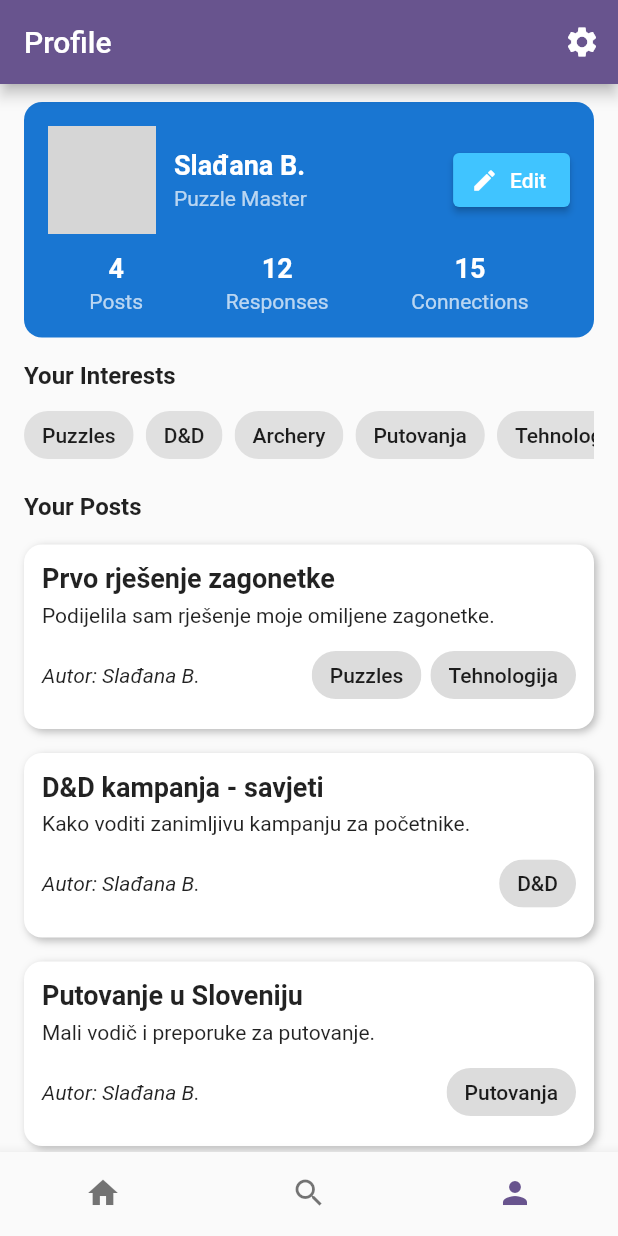
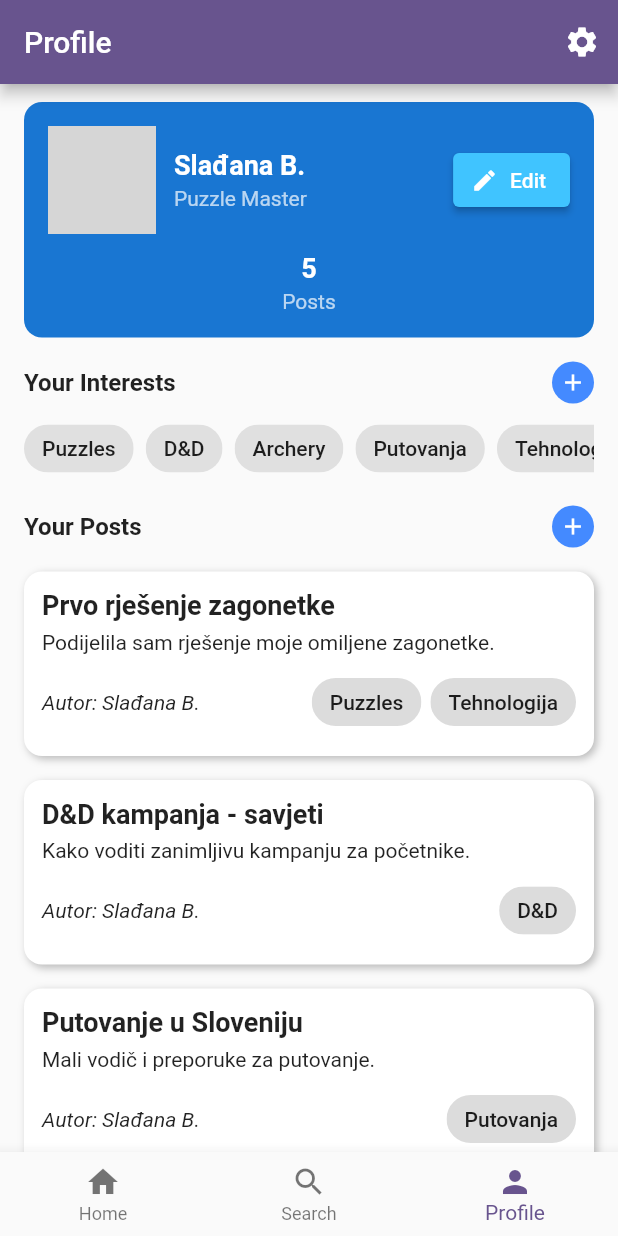
Before and after one commit to ManiTheG/SideQuest, a Flutter app: the screen it shows after launch, item 3 of the bottom bar chosen, on a phone screen of 412 x 824 dp. Run offline on Flutter 3.47's test engine with Material 3 defaults, Android fonts, the phone set to English and light mode, and no system bars; our stand-ins replace firebase_core; accounts and stored records are empty; network calls fail; grey boxes are pictures that could not be loaded.

Commit message:
Navigacija unaprijeđena, dodani su plusevi za interese i postove ali još ništa ne rade nego su samo ikone.

```diff
--- a/lib/main.dart
+++ b/lib/main.dart
@@ -2,6 +2,8 @@
 import 'package:firebase_core/firebase_core.dart';
 import 'firebase_options.dart';
 import 'package:flutter/material.dart';
+import 'widget/bottom.dart';
+import 'search.dart';
 import 'profile.dart';
 
 class Post {
@@ -90,7 +92,12 @@ class MyApp extends StatelessWidget {
         colorScheme: ColorScheme.fromSeed(seedColor: Colors.deepPurple),
         useMaterial3: false,
       ),
-      home: const MyHomePage(title: 'Mc2 Home'),
+      initialRoute: '/home',
+      routes: {
+        '/home': (ctx) => const MyHomePage(title: 'Mc2 Home'),
+        '/search': (ctx) => const SearchPage(),
+        '/profile': (ctx) => const ProfilePage.preset(),
+      },
     );
   }
 }
@@ -131,7 +138,7 @@ class _MyHomePageState extends State<MyHomePage> {
       body: SafeArea(
         child: Column(
           children: [
-            // Interests row (wrap)
+            // tvoji interesi
             Padding(
               padding: const EdgeInsets.symmetric(horizontal: 12, vertical: 16),
               child: SizedBox(
@@ -164,7 +171,7 @@ class _MyHomePageState extends State<MyHomePage> {
               ),
             ),
 
-            // Posts below
+            // Postovi
             Expanded(
               child: Container(
                 padding: const EdgeInsets.symmetric(horizontal: 12),
@@ -217,33 +224,7 @@ class _MyHomePageState extends State<MyHomePage> {
         ),
       ),
       //bottom navigation bar
-      bottomNavigationBar: BottomNavigationBar(
-        currentIndex: _currentIndex,
-        onTap: (index) {
-          if (index == 2) {
-  Navigator.push(context, MaterialPageRoute(builder: (_) => const ProfilePage.preset()));
-      return;
-}
-          // switch selected tab for other indices (optional behavior)
-          setState(() {
-            _currentIndex = index;
-          });
-        },
-        items: const [
-          BottomNavigationBarItem(
-            icon: Icon(Icons.home),
-            label: 'Home',
-          ),
-          BottomNavigationBarItem(
-            icon: Icon(Icons.search),
-            label: 'Search',
-          ),
-          BottomNavigationBarItem(
-            icon: Icon(Icons.person),
-            label: 'Profile',
-          ),
-        ],
-      ),
+      bottomNavigationBar: const SharedBottomNavigationBar(currentIndex: 0),
     );
   }
 }
--- a/lib/profile.dart
+++ b/lib/profile.dart
@@ -1,4 +1,5 @@
 import 'package:flutter/material.dart';
+import 'widget/bottom.dart';
 
 class ProfilePage extends StatefulWidget {
   final String userName;
@@ -45,6 +46,12 @@ class ProfilePage extends StatefulWidget {
             'autor': 'Slađana B.',
             'interesi': ['Archery', 'Fitness'],
           },
+          {
+            'naslov': 'Novi trik za zagonetke',
+            'opis': 'Kratki vodič s nekoliko brzih trikova za rješavanje logičkih zagonetki.',
+            'autor': 'Slađana B.',
+            'interesi': ['Puzzles'],
+          },
         ];
 
   @override
@@ -53,29 +60,6 @@ class ProfilePage extends StatefulWidget {
 
 class _ProfilePageState extends State<ProfilePage> {
   int _currentIndex = 2;
-
-  void _onTap(int index) {
-    if (index == 0) {
-      if (Navigator.canPop(context)) {
-        Navigator.pop(context);
-      } else {
-        ScaffoldMessenger.of(context).showSnackBar(
-          const SnackBar(content: Text('Home nije dostupan za povratak')),
-        );
-      }
-      return;
-    }
-
-    if (index == 1) {
-      ScaffoldMessenger.of(context).showSnackBar(
-        const SnackBar(content: Text('Search nije implementiran')),
-      );
-      setState(() => _currentIndex = index);
-      return;
-    }
-
-    setState(() => _currentIndex = index);
-  }
 
   @override
   Widget build(BuildContext context) {
@@ -152,20 +136,31 @@ class _ProfilePageState extends State<ProfilePage> {
                     Row(
                       mainAxisAlignment: MainAxisAlignment.spaceAround,
                       children: [
-                        _buildStatColumn(posts.length.toString(), 'Posts'),
-                        _buildStatColumn('12', 'Responses'),
-                        _buildStatColumn('15', 'Connections'),
+                        _buildStatColumn(ProfilePage.preset().userPosts.length.toString(), 'Posts'),
                       ],
                     ),
                   ],
                 ),
               ),
 
-              const SizedBox(height: 16),
+              SizedBox(height: 16),
 
               // lista interesa
-              const Text('Your Interests', style: TextStyle(fontSize: 16, fontWeight: FontWeight.bold)),
-              const SizedBox(height: 8),
+               Row(
+                children: [
+                  const Text('Your Interests', style: TextStyle(fontSize: 16, fontWeight: FontWeight.bold)),
+                  const SizedBox(width: 8),
+                  const Spacer(),
+                  GestureDetector(
+                    child: const CircleAvatar(
+                      radius: 14,
+                      backgroundColor: Colors.blueAccent,
+                      child: Icon(Icons.add, size: 18, color: Colors.white),
+                    ),
+                  ),
+                ],
+              ),
+              SizedBox(height: 8),
               SizedBox(
                 height: 44,
                 child: ListView.separated(
@@ -189,8 +184,20 @@ class _ProfilePageState extends State<ProfilePage> {
               const SizedBox(height: 16),
 
               // lista postova
-              const Text('Your Posts', style: TextStyle(fontSize: 16, fontWeight: FontWeight.bold)),
-              const SizedBox(height: 8),
+              Row(
+                children: [
+                  const Text('Your Posts', style: TextStyle(fontSize: 16, fontWeight: FontWeight.bold)),
+                  const SizedBox(width: 8),
+                  const Spacer(),
+                  GestureDetector(
+                    child: const CircleAvatar(
+                      radius: 14,
+                      backgroundColor: Colors.blueAccent,
+                      child: Icon(Icons.add, size: 18, color: Colors.white),
+                    ),
+                  ),
+                ],
+              ),              const SizedBox(height: 8),
               if (posts.isEmpty)
               // prikaz kada nema postova
                 Card(
@@ -207,7 +214,7 @@ class _ProfilePageState extends State<ProfilePage> {
                           onPressed: () {
                             ScaffoldMessenger.of(context).showSnackBar(const SnackBar(content: Text('Create post')));
                           },
-                          child: const Text('Create Your First Post'),
+                          child: Text('Create Your First Post'),
                         ),
                       ],
                     ),
@@ -254,22 +261,13 @@ class _ProfilePageState extends State<ProfilePage> {
                   }).toList(),
                 ),
 
-              const SizedBox(height: 16),
+              SizedBox(height: 16),
             ],
           ),
         ),
       ),
-      bottomNavigationBar: BottomNavigationBar(
-        currentIndex: _currentIndex,
-        onTap: _onTap,
-        showSelectedLabels: false,
-        showUnselectedLabels: false,
-        items: const [
-          BottomNavigationBarItem(icon: Icon(Icons.home), label: ''),
-          BottomNavigationBarItem(icon: Icon(Icons.search), label: ''),
-          BottomNavigationBarItem(icon: Icon(Icons.person), label: ''),
-        ],
-      ),
+      // bottom navigation bar
+      bottomNavigationBar: const SharedBottomNavigationBar(currentIndex: 2),
     );
   }
 
--- /dev/null
+++ b/lib/widget/bottom.dart
@@ -0,0 +1,25 @@
+import 'package:flutter/material.dart';
+
+class SharedBottomNavigationBar extends StatelessWidget {
+  final int currentIndex;
+  const SharedBottomNavigationBar({Key? key, required this.currentIndex}) : super(key: key);
+
+  @override
+  Widget build(BuildContext context) {
+    final routes = ['/home', '/search', '/profile'];
+    return BottomNavigationBar(
+      currentIndex: currentIndex,
+      onTap: (index) {
+        final target = routes[index];
+        final current = ModalRoute.of(context)?.settings.name;
+        if (current == target) return;
+        Navigator.pushReplacementNamed(context, target);
+      },
+      items: const [
+        BottomNavigationBarItem(icon: Icon(Icons.home), label: 'Home'),
+        BottomNavigationBarItem(icon: Icon(Icons.search), label: 'Search'),
+        BottomNavigationBarItem(icon: Icon(Icons.person), label: 'Profile'),
+      ],
+    );
+  }
+}
```
Also changed, not shown: lib/search.dart (added, +18 -0 lines).
